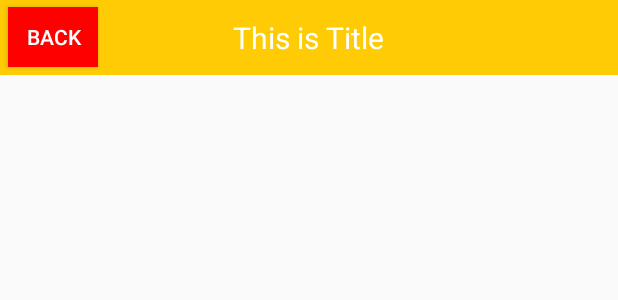
After one commit to tedyuen/CustomViewTest, an Android app: the layout activity_title_view.xml on its own in the app's theme, with its tools: preview values and no code run, on a phone screen of 412 x 824 dp. The commit adds this screen. Shown: the top 300 px of the screen. Run offline under Robolectric (Android 15) with nearby library versions, the phone set to English and light mode, and no system bars.

Commit message:
Add countView and titleView.

```diff
--- a/app/src/main/AndroidManifest.xml
+++ b/app/src/main/AndroidManifest.xml
@@ -19,6 +19,7 @@
             </intent-filter>
         </activity>
         <activity android:name=".demo.CountViewActivity" android:label="自绘:计数" android:theme="@style/AppTheme.NoActionBar"></activity>
+        <activity android:name=".demo.TitleViewActivity" android:label="组合:标题栏" android:theme="@style/AppTheme.NoActionBar"></activity>
     </application>
 
 </manifest>
--- /dev/null
+++ b/app/src/main/java/com/tedyuen/customviewtest/view/TitleView.java
@@ -0,0 +1,47 @@
+package com.tedyuen.customviewtest.view;
+
+import android.app.Activity;
+import android.content.Context;
+import android.util.AttributeSet;
+import android.view.LayoutInflater;
+import android.view.View;
+import android.widget.Button;
+import android.widget.FrameLayout;
+import android.widget.TextView;
+
+import com.tedyuen.customviewtest.R;
+
+/**
+ * Created by tedyuen on 16-8-25.
+ */
+public class TitleView extends FrameLayout {
+
+    private Button leftButton;
+
+    private TextView titleText;
+
+    public TitleView(Context context, AttributeSet attrs) {
+        super(context, attrs);
+        LayoutInflater.from(context).inflate(R.layout.view_title, this);
+        titleText = (TextView) findViewById(R.id.title_text);
+        leftButton = (Button) findViewById(R.id.button_left);
+        leftButton.setOnClickListener(new OnClickListener() {
+            @Override
+            public void onClick(View v) {
+                ((Activity) getContext()).finish();
+            }
+        });
+    }
+
+    public void setTitleText(String text) {
+        titleText.setText(text);
+    }
+
+    public void setLeftButtonText(String text) {
+        leftButton.setText(text);
+    }
+
+    public void setLeftButtonListener(OnClickListener l) {
+        leftButton.setOnClickListener(l);
+    }
+}
--- /dev/null
+++ b/app/src/main/res/layout/activity_title_view.xml
@@ -0,0 +1,13 @@
+<?xml version="1.0" encoding="utf-8"?>
+<RelativeLayout xmlns:android="http://schemas.android.com/apk/res/android"
+    xmlns:tools="http://schemas.android.com/tools"
+    android:layout_width="match_parent"
+    android:layout_height="match_parent" >
+
+    <com.tedyuen.customviewtest.view.TitleView
+        android:id="@+id/title_view"
+        android:layout_width="match_parent"
+        android:layout_height="wrap_content" >
+    </com.tedyuen.customviewtest.view.TitleView>
+
+</RelativeLayout>
--- /dev/null
+++ b/app/src/main/res/layout/view_title.xml
@@ -0,0 +1,26 @@
+<?xml version="1.0" encoding="utf-8"?>
+<RelativeLayout xmlns:android="http://schemas.android.com/apk/res/android"
+    android:layout_width="match_parent"
+    android:layout_height="50dp"
+    android:background="#ffcb05" >
+
+    <Button
+        android:id="@+id/button_left"
+        android:layout_width="60dp"
+        android:layout_height="40dp"
+        android:layout_centerVertical="true"
+        android:layout_marginLeft="5dp"
+        android:background="#ff0000"
+        android:text="Back"
+        android:textColor="#fff" />
+
+    <TextView
+        android:id="@+id/title_text"
+        android:layout_width="wrap_content"
+        android:layout_height="wrap_content"
+        android:layout_centerInParent="true"
+        android:text="This is Title"
+        android:textColor="#fff"
+        android:textSize="20sp" />
+
+</RelativeLayout>
```
Also changed, not shown: app/src/main/java/com/tedyuen/customviewtest/MainActivityFragment.java (+12 -0 lines), app/src/main/java/com/tedyuen/customviewtest/demo/TitleViewActivity.java (added, +24 -0 lines), app/src/main/res/layout/fragment_main.xml (+10 -2 lines).
